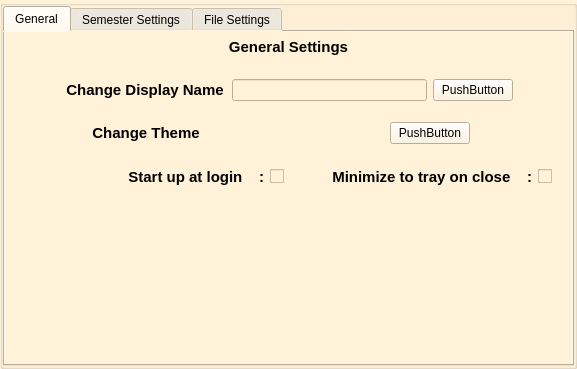
Before: the Qt Designer form main_shit/settings_page.ui in Deatrax/ordo, drawn with Qt 5.
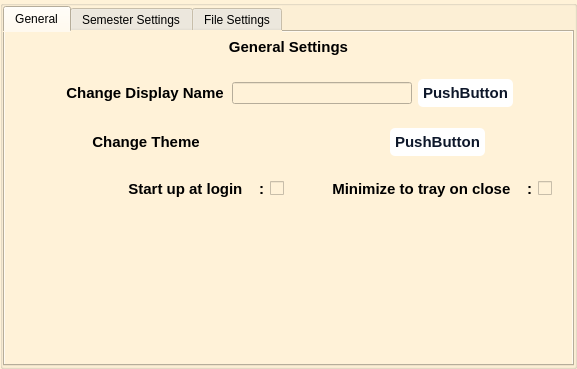
After: the same form once the commit is applied. The open tabs and pages were chosen to show the change.

Commit message: changed a label by commenting and also removed unused variables

```diff
--- a/main_shit/settings_page.ui
+++ b/main_shit/settings_page.ui
@@ -134,7 +134,27 @@
           <item>
            <widget class="QGroupBox" name="GeneralSettignsTitleBar_2">
             <property name="styleSheet">
-             <string notr="true">QGroupBox{border:0px;}</string>
+             <string notr="true">QGroupBox{border:0px;}
+QPushButton {
+  background-color: #fff;
+  border: 0 solid #e2e8f0;
+  border-radius: 5px;
+  color: #0d172a;
+  font-family: &quot;Basier circle&quot;,-apple-system,system-ui,&quot;Segoe UI&quot;,Roboto,&quot;Helvetica Neue&quot;,Arial,&quot;Noto Sans&quot;,sans-serif,&quot;Apple Color Emoji&quot;,&quot;Segoe UI Emoji&quot;,&quot;Segoe UI Symbol&quot;,&quot;Noto Color Emoji&quot;;
+  font-size: 15px;
+  font-weight: 600;
+  line-height: 1;
+  padding: 5px 5px;
+  text-align: center;
+  text-decoration:none #0d172a solid;
+}
+
+QPushButton:hover {
+  background-color: #221D23;
+  color: #fff;
+}
+
+</string>
             </property>
             <property name="title">
              <string/>
```
Left out of the diff: 2 changed lines with no effect on the pictures. The commit also changes 2 other files.
